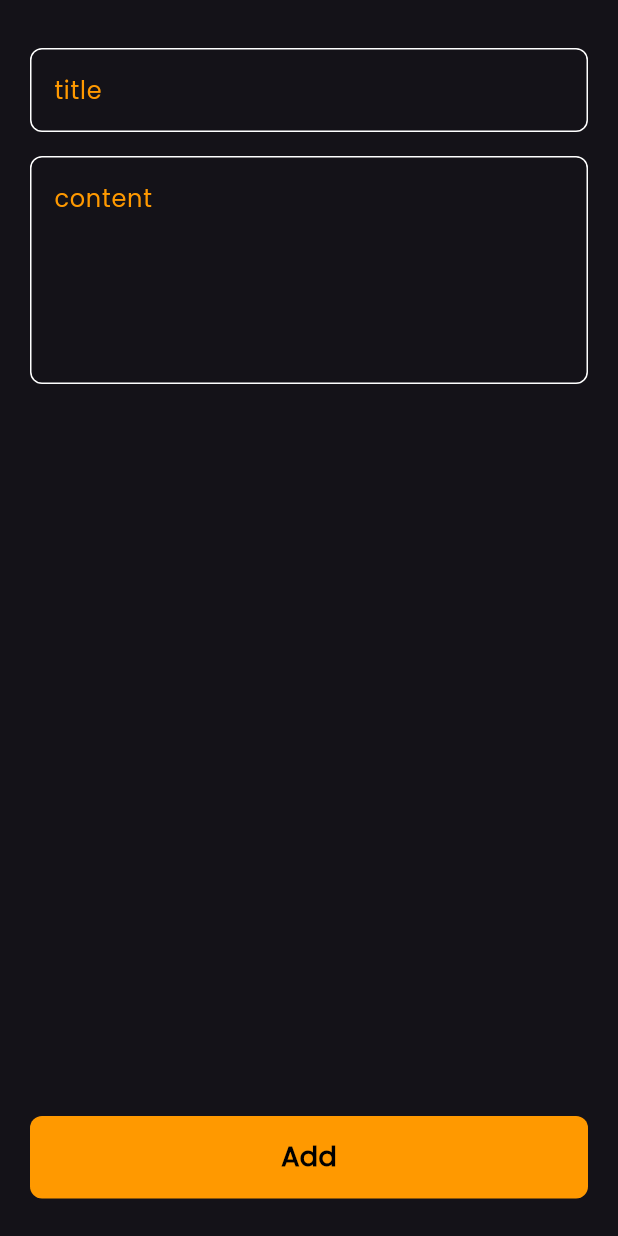
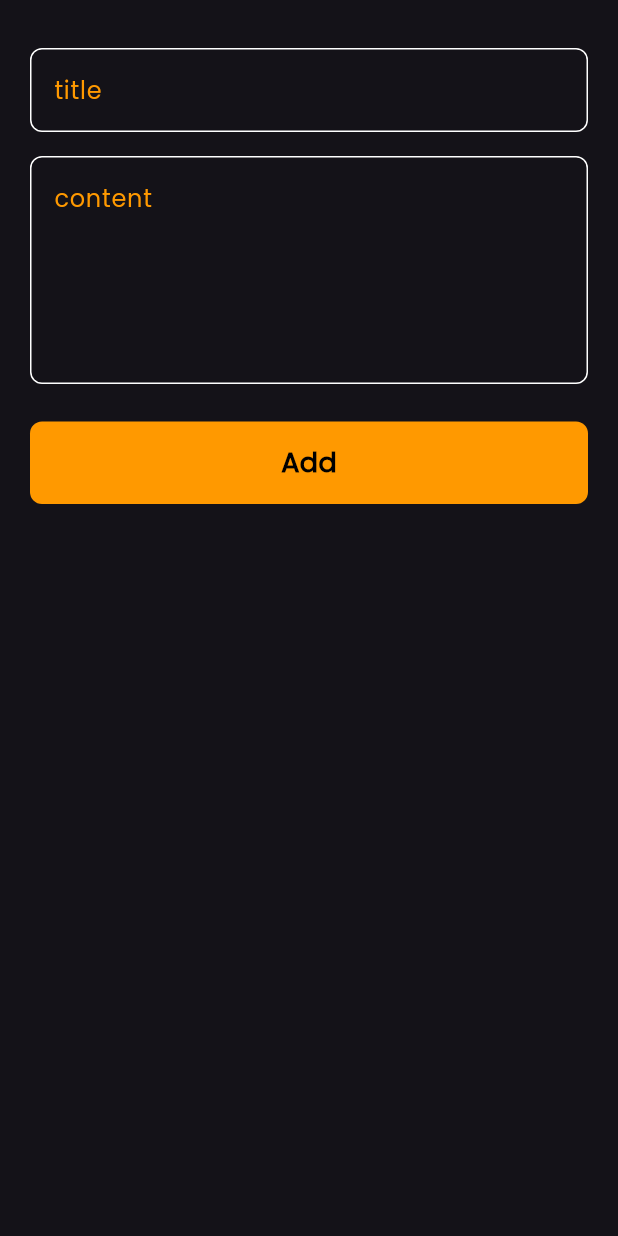
Before and after one commit to Ahmedmabrouk7/notes_app, a Flutter app: the AddNoteBottomSheet widget shown alone on an empty page, opened directly, on a phone screen of 412 x 824 dp. Run offline on Flutter 3.47's test engine with Material 3 defaults, Android fonts, the phone set to English and light mode, and no system bars.

Commit message:
finish bottom sheet

```diff
--- a/lib/views/widgets/add_note_bottom_sheet.dart
+++ b/lib/views/widgets/add_note_bottom_sheet.dart
@@ -1,5 +1,5 @@
 import 'package:flutter/material.dart';
-import 'package:noteapp/constants.dart';
+import 'package:noteapp/views/widgets/custom_button.dart';
 import 'package:noteapp/views/widgets/custom_text_field.dart';
 
 class AddNoteBottomSheet extends StatelessWidget {
@@ -9,6 +9,7 @@ class AddNoteBottomSheet extends StatelessWidget {
   Widget build(BuildContext context) {
     return Padding(
       padding: const EdgeInsets.symmetric(horizontal: 20),
+      child: SingleChildScrollView(
         child: Column(
           children: const [
             SizedBox(
@@ -24,36 +25,15 @@ class AddNoteBottomSheet extends StatelessWidget {
               hint: 'content',
               maxLines: 5,
             ),
-          Spacer(),
+            SizedBox(
+              height: 25,
+            ),
             CustomButton(),
             SizedBox(
               height: 25,
             )
           ],
         ),
-    );
-  }
-}
-
-class CustomButton extends StatelessWidget {
-  const CustomButton({super.key});
-
-  @override
-  Widget build(BuildContext context) {
-    return Container(
-      width: MediaQuery.of(context).size.width,
-      height: 55,
-      decoration: BoxDecoration(
-          color: kPrimaryColor, borderRadius: BorderRadius.circular(8)),
-      child: const Center(
-        child: Text(
-          'Add',
-          style: TextStyle(
-            color: Colors.black,
-            fontWeight: FontWeight.bold,
-            fontSize: 18,
-          ),
-        ),
       ),
     );
   }
--- a/lib/views/widgets/custom_app_bar.dart
+++ b/lib/views/widgets/custom_app_bar.dart
@@ -9,7 +9,7 @@ class CustomAppBar extends StatelessWidget {
     return Row(
       children: const [
         Text(
-          "Ahmed's Notes",
+          "Ahmed Mabrouk's Notes",
           style: TextStyle(
             fontSize: 28,
           ),
--- /dev/null
+++ b/lib/views/widgets/custom_button.dart
@@ -0,0 +1,28 @@
+import 'package:flutter/material.dart';
+import 'package:noteapp/constants.dart';
+
+
+
+class CustomButton extends StatelessWidget {
+  const CustomButton({super.key});
+
+  @override
+  Widget build(BuildContext context) {
+    return Container(
+      width: MediaQuery.of(context).size.width,
+      height: 55,
+      decoration: BoxDecoration(
+          color: kPrimaryColor, borderRadius: BorderRadius.circular(8)),
+      child: const Center(
+        child: Text(
+          'Add',
+          style: TextStyle(
+            color: Colors.black,
+            fontWeight: FontWeight.bold,
+            fontSize: 18,
+          ),
+        ),
+      ),
+    );
+  }
+}
```
Lines whose indentation alone changed are shown as unchanged.
